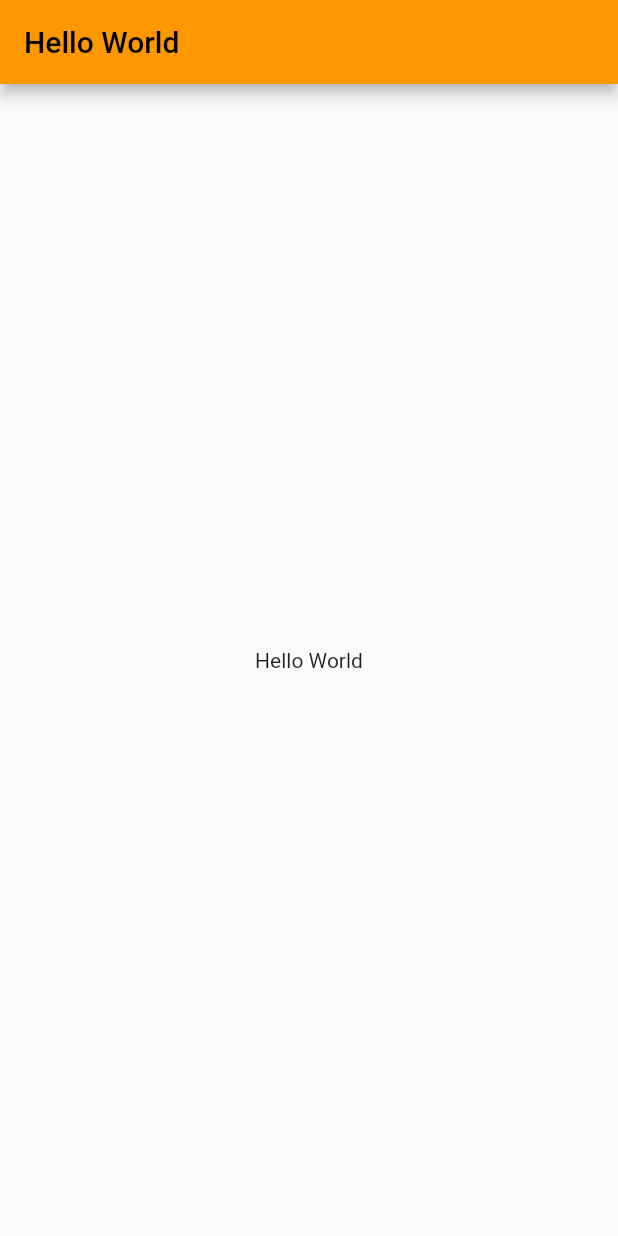
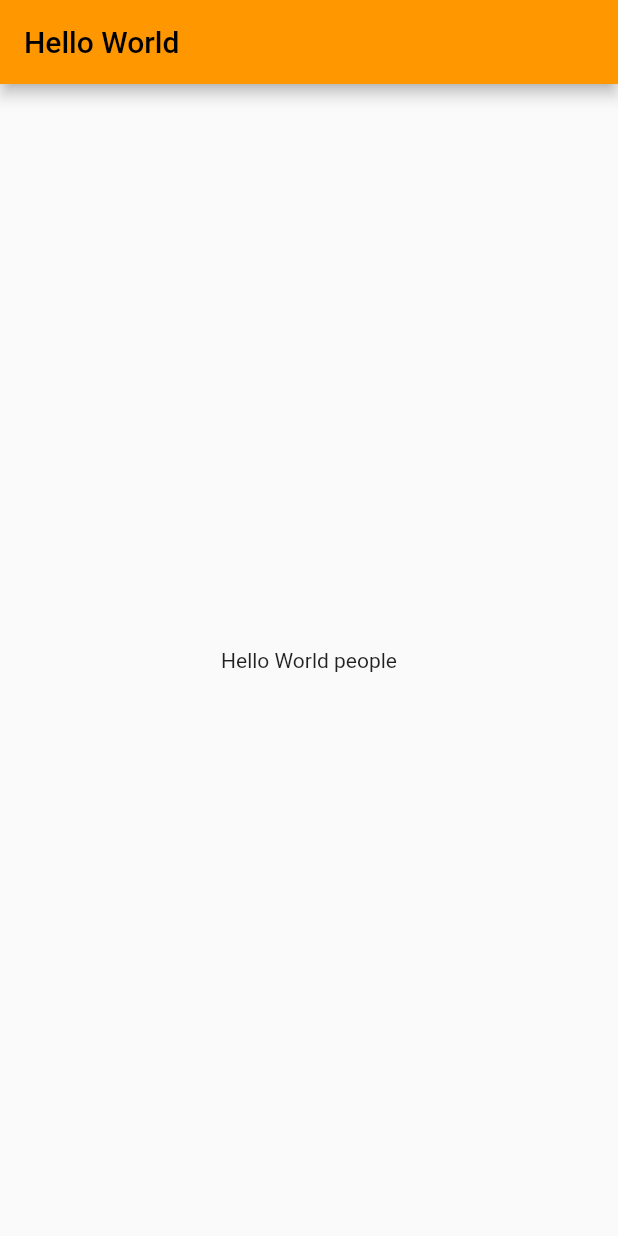
Before and after one commit to Peteribrahim1/practice_projects, a Flutter app: the screen it shows after launch, on a phone screen of 412 x 824 dp. Run offline on Flutter 3.47's test engine with Material 2 defaults, Android fonts, the phone set to English and light mode, and no system bars.

Commit message:
Added a text in home

```diff
--- a/lib/home.dart
+++ b/lib/home.dart
@@ -29,7 +29,7 @@ class _HomeState extends State<Home> {
         title: Text('Hello World'),
       ),
       body: Center(
-        child: Text('Hello World'),
+        child: Text('Hello World people'),
       ),
     );
   }
```
